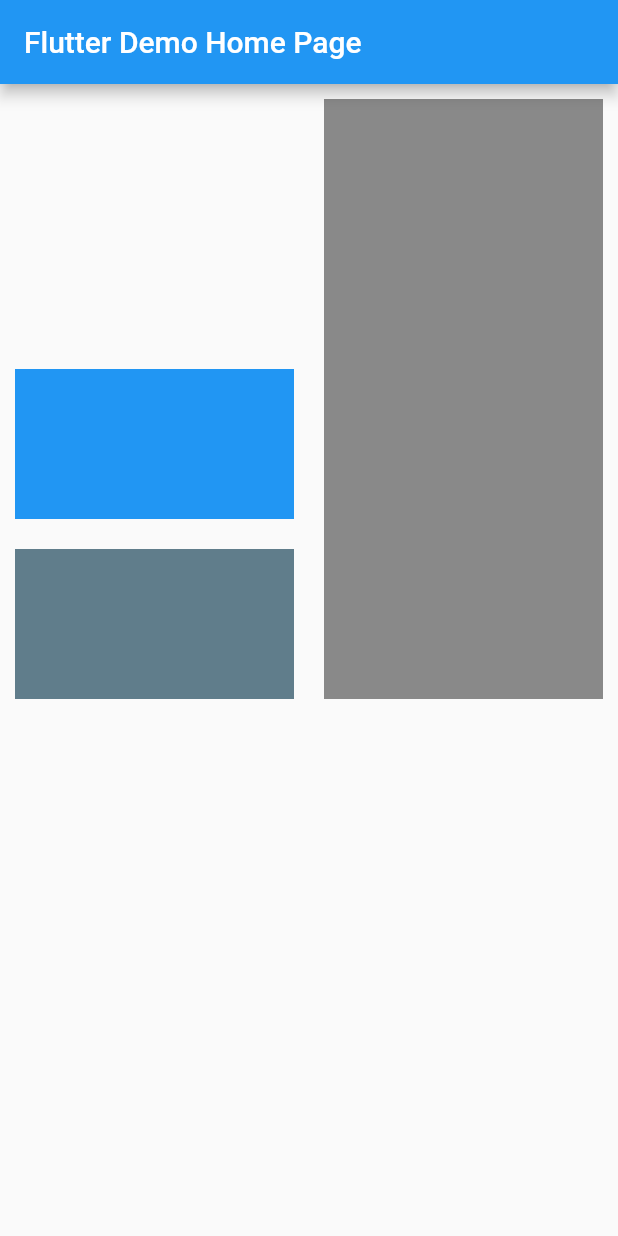
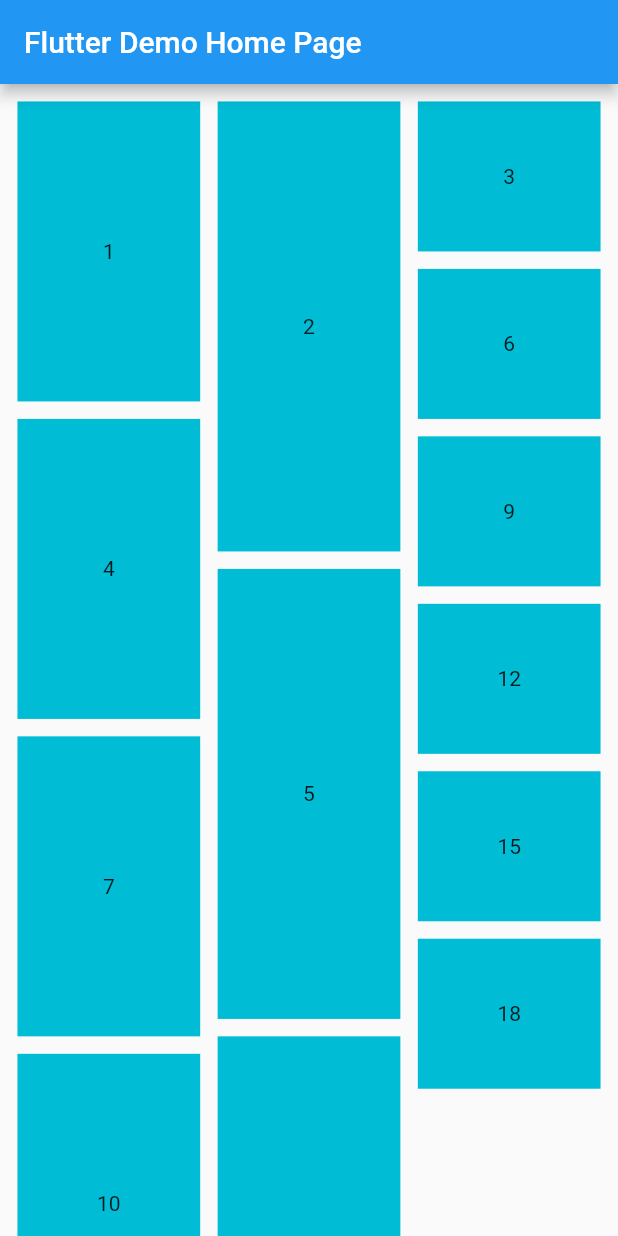
Before and after one commit to muhammad369/ResponsiveGrid_Flutter, a Flutter app: the screen it shows after launch, on a phone screen of 412 x 824 dp. Run offline on Flutter 3.47's test engine with Material 2 defaults, Android fonts, the phone set to English and light mode, and no system bars.

Commit message:
2.3.0. staggered grid list

```diff
--- a/example/lib/main.dart
+++ b/example/lib/main.dart
@@ -39,7 +39,7 @@ class _MyHomePageState extends State<MyHomePage> {
         appBar: AppBar(
           title: Text(widget.title),
         ),
-        body: _buildGridLayout_testCrossAlign());
+        body: _buildStaggeredGridList());
   }
 
   Widget _buildGridList() {
@@ -175,4 +175,20 @@ class _MyHomePageState extends State<MyHomePage> {
             lg: (_, child) => Container(alignment: Alignment.bottomRight, child: child,),
             xl: (_, child) => Container(alignment: Alignment.bottomLeft, child: child,)));
   }
+
+  Widget _buildStaggeredGridList() {
+    return ResponsiveStaggeredGridList(
+        //crossAxisAlignment: CrossAxisAlignment.end,
+        desiredItemWidth: 100,
+        minSpacing: 10,
+        children: [1, 2, 3, 4, 5, 6, 7, 8, 9, 10, 11, 12, 13, 14, 15, 16, 17, 18, 19, 20].map((i) {
+          return Container(
+            height: ((i % 3) + 1) * 100.0,
+            alignment: const Alignment(0, 0),
+            color: Colors.cyan,
+            child: Text(i.toString()),
+          );
+        }).toList());
+  }
+
 }
--- a/lib/responsive_grid.dart
+++ b/lib/responsive_grid.dart
@@ -1,7 +1,6 @@
 library responsive_grid;
 
 import 'package:flutter/widgets.dart';
-
 
 //
 // responsive grid layout
@@ -219,7 +218,7 @@ class ResponsiveGridList extends StatelessWidget {
                   if (i >= children.length) break;
                   rowChildren.add(children[i]);
                 }
-                return _ResponsiveGridListItem(
+                return _ResponsiveGridListRow(
                   mainAxisAlignment: rowMainAxisAlignment,
                   itemWidth: itemWidth,
                   spacing: spacing,
@@ -241,7 +240,7 @@ class ResponsiveGridList extends StatelessWidget {
               rowChildren.add(children[i]);
             }
             //
-            rows.add(_ResponsiveGridListItem(
+            rows.add(_ResponsiveGridListRow(
               mainAxisAlignment: rowMainAxisAlignment,
               itemWidth: itemWidth,
               spacing: spacing,
@@ -263,13 +262,13 @@ class ResponsiveGridList extends StatelessWidget {
   }
 }
 
-class _ResponsiveGridListItem extends StatelessWidget {
+class _ResponsiveGridListRow extends StatelessWidget {
   final double spacing, itemWidth;
   final List<Widget> children;
   final bool squareCells;
   final MainAxisAlignment mainAxisAlignment;
 
-  const _ResponsiveGridListItem({
+  const _ResponsiveGridListRow({
     required this.itemWidth,
     required this.spacing,
     required this.squareCells,
@@ -306,6 +305,113 @@ class _ResponsiveGridListItem extends StatelessWidget {
     }
 
     return list;
+  }
+}
+
+//
+// ResponsiveStaggeredGridList
+//
+
+class ResponsiveStaggeredGridList extends StatelessWidget {
+  final double desiredItemWidth, minSpacing;
+  final List<Widget> children;
+  final CrossAxisAlignment crossAxisAlignment;
+  final ScrollController? controller;
+  final ScrollPhysics? physics;
+  final bool scroll;
+
+  const ResponsiveStaggeredGridList({
+    required this.desiredItemWidth,
+    this.minSpacing = 1,
+    required this.children,
+    this.crossAxisAlignment = CrossAxisAlignment.start,
+    this.controller,
+    this.physics,
+    this.scroll = true,
+    Key? key,
+  }) : super(key: key);
+
+  @override
+  Widget build(BuildContext context) {
+    return LayoutBuilder(
+      builder: (context, constraints) {
+        if (children.isEmpty) return Container();
+
+        double width = constraints.maxWidth;
+
+        double N = (width - minSpacing) / (desiredItemWidth + minSpacing);
+
+        int n;
+        double spacing, itemWidth;
+
+        if (N % 1 == 0) {
+          n = N.floor();
+          spacing = minSpacing;
+          itemWidth = desiredItemWidth;
+        } else {
+          if (N >= 2) {
+            n = N.floor();
+          } else {
+            n = 1;
+          }
+
+          double dw = width - (n * (desiredItemWidth + minSpacing) + minSpacing);
+
+          itemWidth = desiredItemWidth + (dw / n) * (desiredItemWidth / (desiredItemWidth + minSpacing));
+
+          spacing = (width - itemWidth * n) / (n + 1);
+        }
+
+        final List<List<Widget>> colsChildren = [];
+        colsChildren.addAll(List.generate(
+            n,
+            (index) => <Widget>[
+                  SizedBox(
+                    height: spacing,
+                  )
+                ]));
+
+        //
+        for (int j = 0; j < children.length; j++) {
+          final index = j % n;
+          colsChildren[index].add(children[j]);
+          colsChildren[index].add(SizedBox(
+            height: spacing,
+          ));
+        }
+
+        final cols = <Widget>[];
+
+        cols.add(SizedBox(
+          width: spacing,
+        ));
+        //
+        for (int i = 0; i < colsChildren.length; i++) {
+          cols.add(SizedBox(
+            width: itemWidth,
+            child: Column(
+              children: colsChildren[i],
+            ),
+          ));
+          cols.add(SizedBox(
+            width: spacing,
+          ));
+        }
+
+        return scroll
+            ? SingleChildScrollView(
+                physics: physics,
+                child: Row(
+                  crossAxisAlignment: crossAxisAlignment,
+                  children: cols,
+                ),
+              )
+            : Row(
+                crossAxisAlignment: crossAxisAlignment,
+                children: cols,
+              );
+      },
+    );
   }
 }
 
--- a/pubspec.yaml
+++ b/pubspec.yaml
@@ -1,6 +1,6 @@
 name: responsive_grid
 description: Responsive Grid Layout and List for Flutter
-version: 2.2.0
+version: 2.3.0
 homepage: https://github.com/muhammad369/ResponsiveGrid_Flutter
 
 environment:
```
Also changed, not shown: images/5.png (added), 2 other files.
